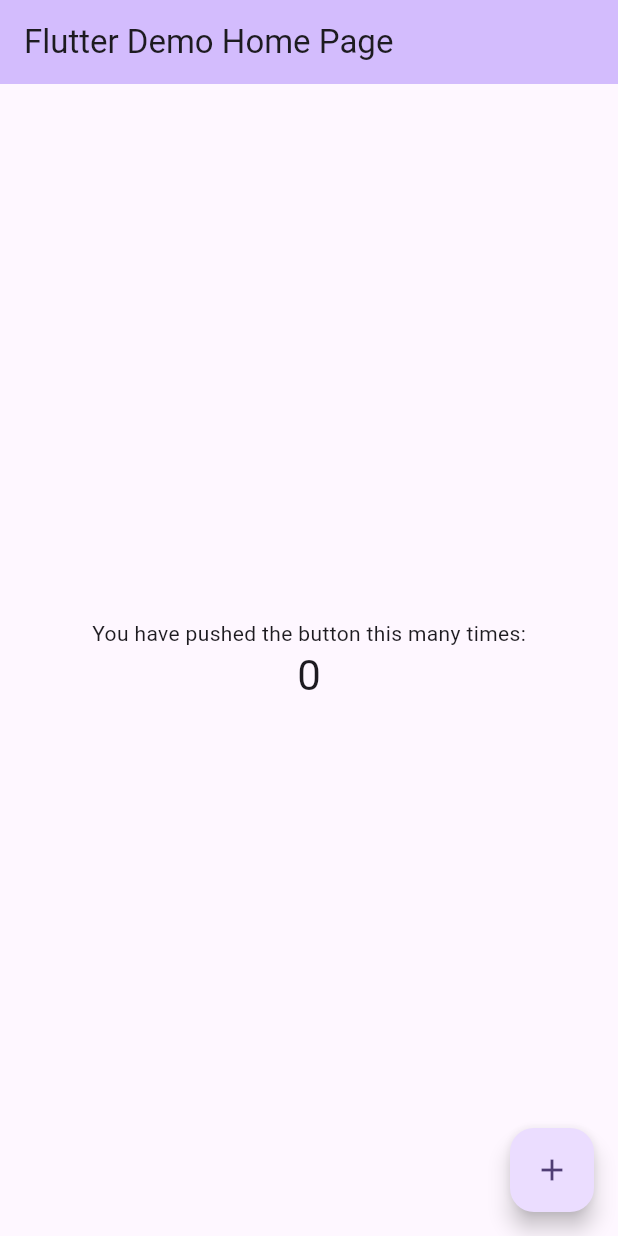
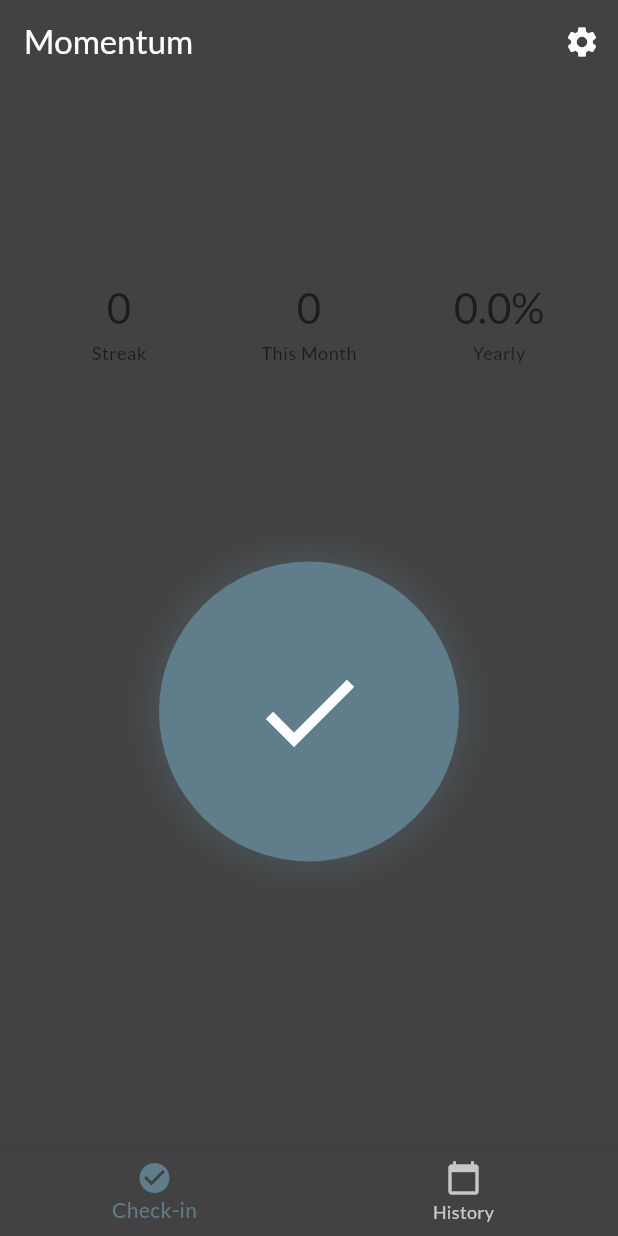
Before and after one commit to Edmund0/habit_tracker_app, a Flutter app: the screen it shows after launch, on a phone screen of 412 x 824 dp. Run offline on Flutter 3.47's test engine with Material 3 defaults, Android fonts, the phone set to English and light mode, and no system bars; our stand-ins replace google_fonts, share_plus, shared_preferences, table_calendar.

Commit message:
feature: basic app structure for momemt

```diff
--- a/lib/main.dart
+++ b/lib/main.dart
@@ -1,121 +1,41 @@
+
 import 'package:flutter/material.dart';
+import 'package:momentum/pages/home_page.dart';
+import 'package:momentum/services/database_service.dart';
+import 'package:momentum/widgets/app_theme.dart';
+import 'package:provider/provider.dart';
 
-void main() {
-  runApp(const MyApp());
+void main() async {
+  // Ensure that the Flutter binding is initialized before doing any async work.
+  WidgetsFlutterBinding.ensureInitialized();
+
+  // Create an instance of the DatabaseService.
+  final DatabaseService db = DatabaseService();
+
+  // Load the persisted data from storage before the app starts.
+  await db.loadDb();
+
+  runApp(MyApp(db: db));
 }
 
 class MyApp extends StatelessWidget {
-  const MyApp({super.key});
+  final DatabaseService db;
 
-  // This widget is the root of your application.
-  @override
-  Widget build(BuildContext context) {
-    return MaterialApp(
-      title: 'Flutter Demo',
-      theme: ThemeData(
-        // This is the theme of your application.
-        //
-        // TRY THIS: Try running your application with "flutter run". You'll see
-        // the application has a purple toolbar. Then, without quitting the app,
-        // try changing the seedColor in the colorScheme below to Colors.green
-        // and then invoke "hot reload" (save your changes or press the "hot
-        // reload" button in a Flutter-supported IDE, or press "r" if you used
-        // the command line to start the app).
-        //
-        // Notice that the counter didn't reset back to zero; the application
-        // state is not lost during the reload. To reset the state, use hot
-        // restart instead.
-        //
-        // This works for code too, not just values: Most code changes can be
-        // tested with just a hot reload.
-        colorScheme: .fromSeed(seedColor: Colors.deepPurple),
-      ),
-      home: const MyHomePage(title: 'Flutter Demo Home Page'),
-    );
-  }
-}
-
-class MyHomePage extends StatefulWidget {
-  const MyHomePage({super.key, required this.title});
-
-  // This widget is the home page of your application. It is stateful, meaning
-  // that it has a State object (defined below) that contains fields that affect
-  // how it looks.
-
-  // This class is the configuration for the state. It holds the values (in this
-  // case the title) provided by the parent (in this case the App widget) and
-  // used by the build method of the State. Fields in a Widget subclass are
-  // always marked "final".
-
-  final String title;
-
-  @override
-  State<MyHomePage> createState() => _MyHomePageState();
-}
-
-class _MyHomePageState extends State<MyHomePage> {
-  int _counter = 0;
-
-  void _incrementCounter() {
-    setState(() {
-      // This call to setState tells the Flutter framework that something has
-      // changed in this State, which causes it to rerun the build method below
-      // so that the display can reflect the updated values. If we changed
-      // _counter without calling setState(), then the build method would not be
-      // called again, and so nothing would appear to happen.
-      _counter++;
-    });
-  }
+  const MyApp({super.key, required this.db});
 
   @override
   Widget build(BuildContext context) {
-    // This method is rerun every time setState is called, for instance as done
-    // by the _incrementCounter method above.
-    //
-    // The Flutter framework has been optimized to make rerunning build methods
-    // fast, so that you can just rebuild anything that needs updating rather
-    // than having to individually change instances of widgets.
-    return Scaffold(
-      appBar: AppBar(
-        // TRY THIS: Try changing the color here to a specific color (to
-        // Colors.amber, perhaps?) and trigger a hot reload to see the AppBar
-        // change color while the other colors stay the same.
-        backgroundColor: Theme.of(context).colorScheme.inversePrimary,
-        // Here we take the value from the MyHomePage object that was created by
-        // the App.build method, and use it to set our appbar title.
-        title: Text(widget.title),
-      ),
-      body: Center(
-        // Center is a layout widget. It takes a single child and positions it
-        // in the middle of the parent.
-        child: Column(
-          // Column is also a layout widget. It takes a list of children and
-          // arranges them vertically. By default, it sizes itself to fit its
-          // children horizontally, and tries to be as tall as its parent.
-          //
-          // Column has various properties to control how it sizes itself and
-          // how it positions its children. Here we use mainAxisAlignment to
-          // center the children vertically; the main axis here is the vertical
-          // axis because Columns are vertical (the cross axis would be
-          // horizontal).
-          //
-          // TRY THIS: Invoke "debug painting" (choose the "Toggle Debug Paint"
-          // action in the IDE, or press "p" in the console), to see the
-          // wireframe for each widget.
-          mainAxisAlignment: .center,
-          children: [
-            const Text('You have pushed the button this many times:'),
-            Text(
-              '$_counter',
-              style: Theme.of(context).textTheme.headlineMedium,
-            ),
-          ],
-        ),
-      ),
-      floatingActionButton: FloatingActionButton(
-        onPressed: _incrementCounter,
-        tooltip: 'Increment',
-        child: const Icon(Icons.add),
+    // Use ChangeNotifierProvider to make the DatabaseService available to all
+    // descendant widgets. Any widget that is a descendant of MyApp can access
+    // the DatabaseService instance and listen for changes.
+    return ChangeNotifierProvider.value(
+      value: db,
+      child: MaterialApp(
+        title: 'Momentum',
+        theme: AppTheme.darkTheme,
+        // The main screen of the application.
+        home: const HomePage(),
+        debugShowCheckedModeBanner: false,
       ),
     );
   }
--- /dev/null
+++ b/lib/pages/check_in_page.dart
@@ -0,0 +1,66 @@
+
+import 'package:flutter/material.dart';
+import 'package:momentum/widgets/settings_modal.dart';
+import 'package:provider/provider.dart';
+import 'package:momentum/services/database_service.dart';
+import 'package:momentum/widgets/stats_grid.dart';
+import 'package:momentum/widgets/orb_button.dart';
+
+/// The main check-in page of the application.
+///
+/// This page displays the user's current statistics (streak, monthly count, etc.)
+/// and features a large central button (`OrbButton`) for daily check-ins.
+/// It listens to `DatabaseService` to update its state in real-time.
+class CheckInPage extends StatelessWidget {
+  const CheckInPage({super.key});
+
+  @override
+  Widget build(BuildContext context) {
+    return Scaffold(
+      appBar: AppBar(
+        title: const Text('Momentum'),
+        actions: [
+          // The settings icon that opens the settings modal.
+          IconButton(
+            icon: const Icon(Icons.settings),
+            onPressed: () {
+              showModalBottomSheet(
+                context: context,
+                builder: (context) => const SettingsModal(),
+              );
+            },
+          ),
+        ],
+      ),
+      body: Consumer<DatabaseService>(
+        // The Consumer widget listens for changes in DatabaseService and rebuilds
+        // the UI tree below it. This is how the stats and check-in button update.
+        builder: (context, db, child) {
+          final today = DateTime.now();
+          final isCheckedIn = db.isCheckedIn(today);
+
+          return Column(
+            mainAxisAlignment: MainAxisAlignment.center,
+            children: [
+              // A grid displaying the key performance statistics.
+              const StatsGrid(),
+              const Spacer(),
+              // The main check-in button.
+              OrbButton(
+                isCheckedIn: isCheckedIn,
+                onTap: () {
+                  // When tapped, it toggles the check-in status for today.
+                  // The Consumer will then trigger a rebuild to reflect the change.
+                  db.toggleDate(today);
+                },
+              ),
+              const Spacer(),
+              // A flex factor of 2 gives the bottom spacer more room.
+              const Flexible(child: SizedBox(), flex: 2),
+            ],
+          );
+        },
+      ),
+    );
+  }
+}
--- /dev/null
+++ b/lib/pages/home_page.dart
@@ -0,0 +1,49 @@
+
+import 'package:flutter/material.dart';
+import 'package:momentum/pages/check_in_page.dart';
+import 'package:momentum/pages/history_page.dart';
+
+class HomePage extends StatefulWidget {
+  const HomePage({super.key});
+
+  @override
+  State<HomePage> createState() => _HomePageState();
+}
+
+class _HomePageState extends State<HomePage> {
+  int _selectedIndex = 0;
+
+  static const List<Widget> _widgetOptions = <Widget>[
+    CheckInPage(),
+    HistoryPage(),
+  ];
+
+  void _onItemTapped(int index) {
+    setState(() {
+      _selectedIndex = index;
+    });
+  }
+
+  @override
+  Widget build(BuildContext context) {
+    return Scaffold(
+      body: Center(
+        child: _widgetOptions.elementAt(_selectedIndex),
+      ),
+      bottomNavigationBar: BottomNavigationBar(
+        items: const <BottomNavigationBarItem>[
+          BottomNavigationBarItem(
+            icon: Icon(Icons.check_circle),
+            label: 'Check-in',
+          ),
+          BottomNavigationBarItem(
+            icon: Icon(Icons.calendar_today),
+            label: 'History',
+          ),
+        ],
+        currentIndex: _selectedIndex,
+        onTap: _onItemTapped,
+      ),
+    );
+  }
+}
--- /dev/null
+++ b/lib/services/database_service.dart
@@ -0,0 +1,141 @@
+
+import 'dart:convert';
+import 'package:flutter/foundation.dart';
+import 'package:shared_preferences/shared_preferences.dart';
+
+// A constant key for storing the check-in data in SharedPreferences.
+const String _dbKey = 'momentum_db';
+
+/// A service class for handling all data persistence using SharedPreferences.
+///
+/// This class abstracts the logic for saving, loading, and processing
+/// check-in data, providing a clean API for the UI to interact with.
+class DatabaseService extends ChangeNotifier {
+  late SharedPreferences _prefs;
+
+  // A set to store the dates of all check-ins. Using a Set ensures that
+  // each date is unique. Dates are stored in 'YYYY-MM-DD' format.
+  final Set<String> _checkedInDates = {};
+
+  /// Loads the check-in data from SharedPreferences upon initialization.
+  Future<void> loadDb() async {
+    _prefs = await SharedPreferences.getInstance();
+    // Retrieve the stored data, which is a list of date strings.
+    final List<String> data = _prefs.getStringList(_dbKey) ?? [];
+    _checkedInDates.clear();
+    _checkedInDates.addAll(data);
+    // Notify listeners to rebuild widgets that depend on this data.
+    notifyListeners();
+  }
+
+  /// Saves the current check-in data to SharedPreferences.
+  Future<void> _saveDb() async {
+    // Convert the Set to a List to store it in SharedPreferences.
+    await _prefs.setStringList(_dbKey, _checkedInDates.toList());
+  }
+
+  /// Returns a list of all dates that have been checked in.
+  List<DateTime> getCheckedInDates() {
+    return _checkedInDates.map((dateStr) => DateTime.parse(dateStr)).toList();
+  }
+
+  /// Toggles the check-in status for a given date.
+  ///
+  /// If the date is already checked in, it will be removed.
+  /// If it's not checked in, it will be added.
+  Future<void> toggleDate(DateTime date) async {
+    final dateStr = _formatDate(date);
+    if (_checkedInDates.contains(dateStr)) {
+      _checkedInDates.remove(dateStr);
+    } else {
+      _checkedInDates.add(dateStr);
+    }
+    await _saveDb();
+    notifyListeners();
+  }
+
+  /// Checks if a specific date is marked as checked-in.
+  bool isCheckedIn(DateTime date) {
+    return _checkedInDates.contains(_formatDate(date));
+  }
+
+  /// Calculates the current streak of consecutive check-in days.
+  ///
+  /// The streak is calculated backwards from today. It allows for a one-day
+  /// gap (i.e., the streak continues if yesterday was missed but the day
+  /// before was checked in).
+  int getStreak() {
+    if (_checkedInDates.isEmpty) {
+      return 0;
+    }
+
+    int streak = 0;
+    DateTime today = DateTime.now();
+
+    // Check if today is a check-in day.
+    if (isCheckedIn(today)) {
+        streak++;
+    }
+
+    // Start checking from yesterday.
+    DateTime currentDate = today.subtract(const Duration(days: 1));
+
+    while (true) {
+      if (isCheckedIn(currentDate)) {
+        streak++;
+      } else {
+        // If today wasn't checked, and yesterday wasn't, the streak is 0.
+        // The only exception is if today IS checked, in which case the streak is 1.
+        if (streak == 0 || (streak == 1 && !isCheckedIn(today))) {
+          break;
+        }
+        if (!isCheckedIn(currentDate.subtract(const Duration(days: 1)))) {
+            break;
+        }
+      }
+      currentDate = currentDate.subtract(const Duration(days: 1));
+    }
+    return streak;
+  }
+
+  /// Calculates the number of check-ins in the current month.
+  int getMonthlyCheckIns() {
+    final now = DateTime.now();
+    return _checkedInDates.where((dateStr) {
+      final date = DateTime.parse(dateStr);
+      return date.year == now.year && date.month == now.month;
+    }).length;
+  }
+
+  /// Calculates the consistency percentage for the current year.
+  double getYearlyConsistency() {
+    final now = DateTime.now();
+    final startOfYear = DateTime(now.year, 1, 1);
+    final daysInYear = now.difference(startOfYear).inDays + 1;
+
+    final yearlyCheckIns = _checkedInDates.where((dateStr) {
+      return DateTime.parse(dateStr).year == now.year;
+    }).length;
+
+    return (yearlyCheckIns / daysInYear);
+  }
+
+  /// Exports all check-in data to a JSON string.
+  String exportData() {
+    // Sort the dates for a clean, ordered export file.
+    final sortedDates = _checkedInDates.toList()..sort();
+    return jsonEncode({'checkedInDates': sortedDates});
+  }
+
+  /// Clears all stored check-in data.
+  Future<void> resetData() async {
+    _checkedInDates.clear();
+    await _saveDb();
+    notifyListeners();
+  }
+
+  /// A private helper to format a DateTime object into a 'YYYY-MM-DD' string.
+  String _formatDate(DateTime date) {
+    return "${date.year}-${date.month.toString().padLeft(2, '0')}-${date.day.toString().padLeft(2, '0')}";
+  }
+}
--- /dev/null
+++ b/lib/widgets/app_theme.dart
@@ -0,0 +1,25 @@
+import 'package:flutter/material.dart';
+import 'package:google_fonts/google_fonts.dart';
+
+class AppTheme {
+  static final ThemeData theme = ThemeData(
+    primaryColor: const Color(0xFF0175C2),
+    colorScheme: ColorScheme.fromSwatch(
+      primarySwatch: Colors.blue,
+    ).copyWith(
+      secondary: const Color(0xFF0175C2),
+    ),
+    textTheme: GoogleFonts.latoTextTheme(),
+  );
+
+  static final ThemeData darkTheme = ThemeData(
+    primaryColor: Colors.blueGrey,
+    colorScheme: ColorScheme.fromSwatch(
+      primarySwatch: Colors.blueGrey,
+      brightness: Brightness.dark,
+    ).copyWith(
+      secondary: Colors.blueGrey,
+    ),
+    textTheme: GoogleFonts.latoTextTheme(),
+  );
+}
--- /dev/null
+++ b/lib/widgets/orb_button.dart
@@ -0,0 +1,52 @@
+
+import 'package:flutter/material.dart';
+import 'package:flutter/services.dart';
+
+/// A large, circular button that serves as the primary check-in interface.
+///
+/// This button changes color based on whether the day is checked in or not
+/// and provides haptic feedback on tap. It's designed to be the focal
+/// point of the `CheckInPage`.
+class OrbButton extends StatelessWidget {
+  // A boolean to determine the button's state (checked in or not).
+  final bool isCheckedIn;
+  // The callback function to execute when the button is tapped.
+  final VoidCallback onTap;
+
+  const OrbButton({super.key, required this.isCheckedIn, required this.onTap});
+
+  @override
+  Widget build(BuildContext context) {
+    return GestureDetector(
+      onTap: () {
+        // Triggering a medium impact haptic feedback for a satisfying feel.
+        HapticFeedback.mediumImpact();
+        onTap();
+      },
+      child: AnimatedContainer(
+        duration: const Duration(milliseconds: 200),
+        width: 200,
+        height: 200,
+        decoration: BoxDecoration(
+          shape: BoxShape.circle,
+          // The color changes based on the check-in state.
+          color: isCheckedIn ? Colors.green : Theme.of(context).colorScheme.primary,
+          // Adding a subtle shadow for depth.
+          boxShadow: [
+            BoxShadow(
+              color: isCheckedIn ? Colors.green.withOpacity(0.3) : Theme.of(context).colorScheme.primary.withOpacity(0.3),
+              blurRadius: 20,
+              spreadRadius: 5,
+            ),
+          ],
+        ),
+        // The centered icon inside the orb.
+        child: const Icon(
+          Icons.check,
+          size: 80,
+          color: Colors.white,
+        ),
+      ),
+    );
+  }
+}
--- /dev/null
+++ b/lib/widgets/stats_grid.dart
@@ -0,0 +1,83 @@
+
+import 'package:flutter/material.dart';
+import 'package:momentum/services/database_service.dart';
+import 'package:provider/provider.dart';
+
+/// A widget that displays a grid of key statistics.
+///
+/// This widget is used on the `CheckInPage` to show the user's progress
+/// at a glance. It includes metrics like the current streak, monthly count,
+/// and yearly consistency percentage.
+class StatsGrid extends StatelessWidget {
+  const StatsGrid({super.key});
+
+  @override
+  Widget build(BuildContext context) {
+    // The Consumer widget rebuilds this grid whenever the database notifies listeners.
+    return Consumer<DatabaseService>(
+      builder: (context, db, child) {
+        // Fetching the calculated stats from the database service.
+        final streak = db.getStreak();
+        final monthlyCheckIns = db.getMonthlyCheckIns();
+        final yearlyConsistency = db.getYearlyConsistency();
+
+        return Padding(
+          padding: const EdgeInsets.symmetric(horizontal: 16.0),
+          child: GridView.count(
+            crossAxisCount: 3,
+            shrinkWrap: true,
+            physics: const NeverScrollableScrollPhysics(),
+            children: [
+              // A reusable widget for each individual stat.
+              _StatTile(
+                label: 'Streak',
+                value: streak.toString(),
+              ),
+              _StatTile(
+                label: 'This Month',
+                value: monthlyCheckIns.toString(),
+              ),
+              _StatTile(
+                label: 'Yearly',
+                // Displaying the consistency as a percentage.
+                value: '${(yearlyConsistency * 100).toStringAsFixed(1)}%',
+              ),
+            ],
+          ),
+        );
+      },
+    );
+  }
+}
+
+/// A private helper widget to display a single statistic.
+///
+/// This keeps the main `StatsGrid` build method clean and readable.
+class _StatTile extends StatelessWidget {
+  final String label;
+  final String value;
+
+  const _StatTile({required this.label, required this.value});
+
+  @override
+  Widget build(BuildContext context) {
+    return Card(
+      elevation: 0,
+      color: Theme.of(context).colorScheme.surface.withOpacity(0.5),
+      child: Column(
+        mainAxisAlignment: MainAxisAlignment.center,
+        children: [
+          Text(
+            value,
+            style: Theme.of(context).textTheme.headlineMedium,
+          ),
+          const SizedBox(height: 4),
+          Text(
+            label,
+            style: Theme.of(context).textTheme.bodySmall,
+          ),
+        ],
+      ),
+    );
+  }
+}
```
Also changed, not shown: lib/pages/history_page.dart (added, +103 -0 lines), lib/widgets/settings_modal.dart (added, +73 -0 lines), pubspec.yaml (+9 -1 lines), pubspec.lock, 7 other files.
